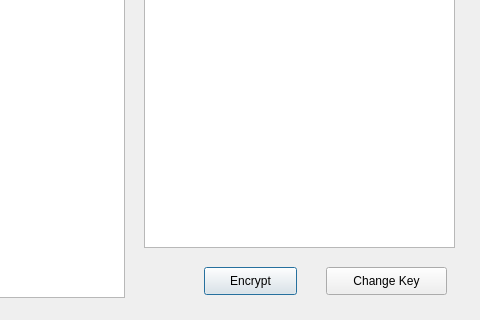
Before: the Qt Designer form gui.ui in Jam516/Number-Plate-Anonymiser, drawn with Qt 5; both pictures show x 276 to 756 and y 263 to 583 of the 756 by 583 pixel window.
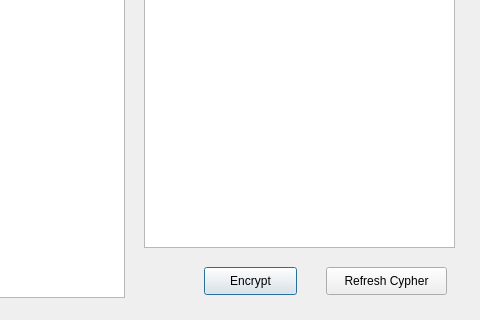
After: the same form once the commit is applied.

Commit message: Add refresh functionality

```diff
--- a/gui.ui
+++ b/gui.ui
@@ -69,7 +69,7 @@
     </rect>
    </property>
    <property name="text">
-    <string>Change Key</string>
+    <string>Refresh Cypher</string>
    </property>
   </widget>
  </widget>
```
Left out of the diff: 2 changed lines with no effect on the pictures. The commit also changes 1 other file.
